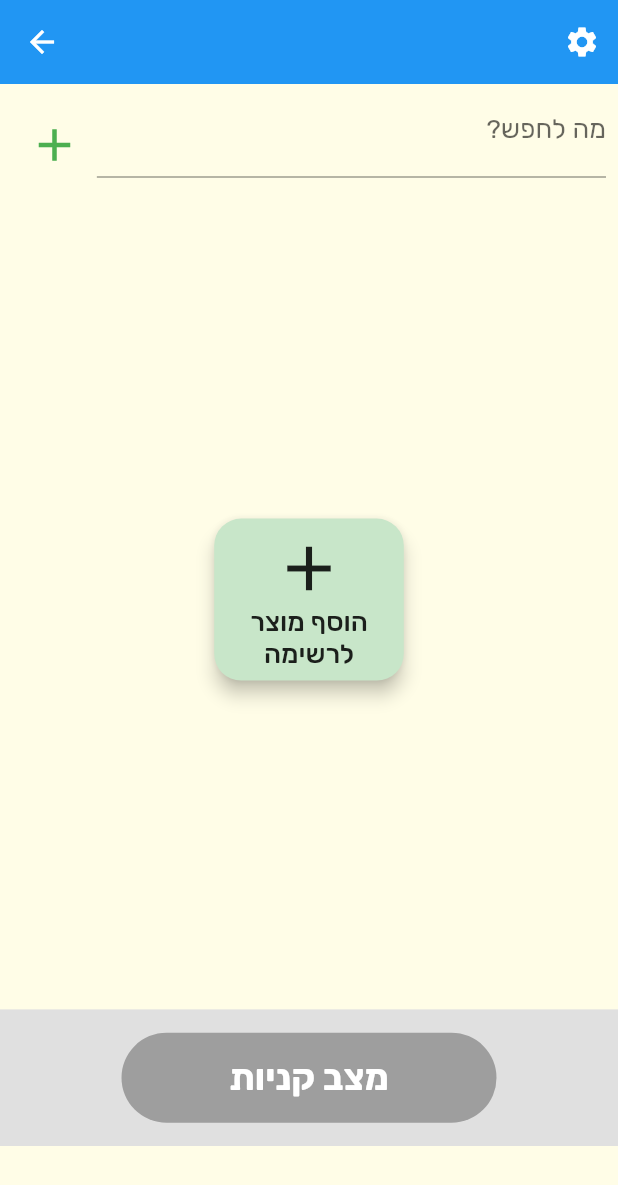
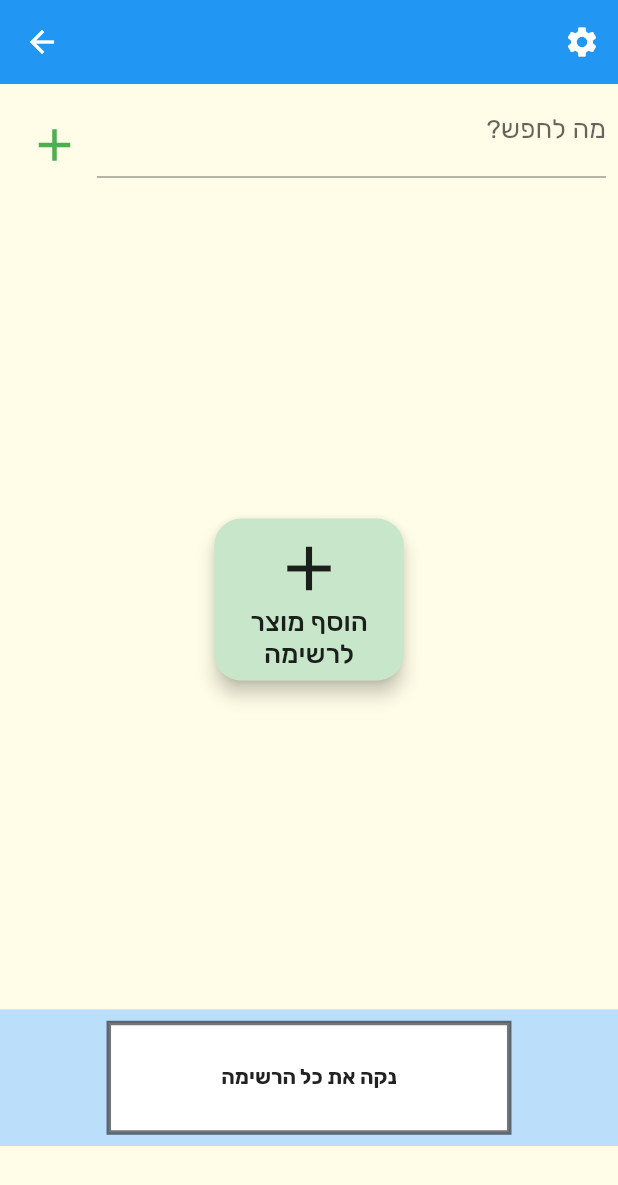
Before and after one commit to GefenHajaj/SmartList, a Flutter app: the ListPage screen opened directly with empty values, on a phone screen of 412 x 824 dp. Shown: the top 1185 px of the screen. Run offline on Flutter 3.47's test engine with Material 2 defaults, Android fonts, the phone set to English and light mode, and no system bars; missing offline and left inert: firebase_admob, social_share; accounts and stored records are empty; network calls fail.

Commit message:
finished merging super mode page with regular list page

```diff
--- a/smart_list_app/lib/list_page.dart
+++ b/smart_list_app/lib/list_page.dart
@@ -5,9 +5,8 @@ import 'package:smart_list_app/classes.dart';
 import 'dart:math';
 import 'package:smart_list_app/add_item_to_list.dart';
 import 'package:smart_list_app/change_item_properties.dart';
-import 'package:smart_list_app/super_mode_page.dart';
 import 'package:smart_list_app/list_settings_page.dart';
-
+import 'dart:async';
 
 class ListPage extends StatefulWidget {
   final User user;
@@ -32,14 +31,36 @@ class _ListPageState extends State<ListPage> {
   bool dataArrived;
   var _tapPosition;
 
+  Timer _timer;
+  int _refreshSeconds = 15;
+
   @override
   void initState() {
     super.initState();
     currentUser = widget.user;
     currentShoppingList = widget.shoppingList;
     dataArrived = widget.dataArrived;
+    _timer = new Timer.periodic(Duration(seconds: _refreshSeconds), (timer) {
+      updateList();
+    });
     if (!dataArrived)
       items = Api.getShoppingListItems(currentUser, currentShoppingList);
+  }
+
+  @override
+  void dispose() {
+    _timer?.cancel();
+    super.dispose();
+  }
+
+  /// Update data - every X seconds, query the API and get the updated list
+  void updateList() async {
+    if (dataArrived) {
+      var updatedItems = await Api.getShoppingListItems(currentUser, currentShoppingList);
+      setState(() {
+        currentShoppingList.items = updatedItems;
+      });
+    }
   }
 
   /// Save the location of press
@@ -106,16 +127,6 @@ class _ListPageState extends State<ListPage> {
     );
   }
 
-
-
-  /// Go to buying mode
-  void goToSuperMode() {
-    Navigator.of(context).push(MaterialPageRoute<Null>(
-        builder: (BuildContext context) {
-          return SuperModePage(user: currentUser, shoppingList: currentShoppingList,);
-        }));
-  }
-
   /// Go to add item page
   void goToAddItemPage() {
     Navigator.of(context).push(MaterialPageRoute<Null>(
@@ -163,6 +174,206 @@ class _ListPageState extends State<ListPage> {
   void doSearch() {
     print("Searching");
     arrangeCurrentItems(searchWord);
+  }
+
+  bool _areThereBoughtItems() {
+    for (var item in currentShoppingList.items) {
+      if (item.isBought)
+        return true;
+    }
+    return false;
+  }
+
+  /// Cancel everything! Unbuy all the items.
+  void _cancelEverything() {
+    List<ShoppingListObject> currentItems = currentShoppingList.items;
+    setState(() {
+      for (ShoppingListObject item in currentItems) {
+        if (item.isBought) {
+          item.isBought = false;
+          Api.unbuyShoppingListItem(currentUser, currentShoppingList, item);
+        }
+      }
+    });
+  }
+
+  /// Delete all the items that are bought
+  void _deleteBought() {
+    List<ShoppingListObject> temp = new List<ShoppingListObject>();
+
+    // Add all the items that are still not bought to the temp list.
+    // Delete all items that were bought.
+    for (ShoppingListObject item in currentShoppingList.items) {
+      if (item.isBought) {
+        Api.deleteShoppingListItem(currentUser, currentShoppingList, item);
+      }
+      else {
+        temp.add(item);
+      }
+    }
+    setState(() {
+      // Assign the new updated list to the old one
+      currentShoppingList.items = temp;
+    });
+  }
+
+  /// Wipe the entire list - delete all the items.
+  void deleteEverything() {
+    // Delete all the items from the shopping list
+    if (currentShoppingList.items != null && currentShoppingList.items.isNotEmpty) {
+      Api.wipeShoppingList(currentUser, currentShoppingList);
+      setState(() {
+        currentShoppingList.items = new List<ShoppingListObject>();
+      });
+    }
+    Navigator.of(context).pop();
+  }
+
+  void _deleteEverythingAlert() {
+    if (currentShoppingList.items != null && currentShoppingList.items.isNotEmpty) {
+      showDialog(
+          context: context,
+          barrierDismissible: true,
+          builder: (_) =>
+              AlertDialog(
+                title: Text("למחוק את כל המוצרים ברשימה?",
+                  textDirection: TextDirection.rtl,
+                  style: TextStyle(
+                      fontWeight: FontWeight.bold
+                  ),
+                ),
+                content: Text(
+                  "בטוחים שאתם רוצים למחוק את כל המוצרים ברשימה?",
+                  textDirection: TextDirection.rtl,
+                ),
+                actions: [
+                  FlatButton(
+                      onPressed: Navigator
+                          .of(context)
+                          .pop,
+                      child: Text(
+                        "לא",
+                        style: TextStyle(
+                          color: Colors.black,
+                          // fontWeight: FontWeight.bold
+                        ),
+                      )
+                  ),
+                  FlatButton(
+                      onPressed: deleteEverything,
+                      child: Text(
+                        "כן",
+                        style: TextStyle(
+                          color: Colors.black,
+                          // fontWeight: FontWeight.bold
+                        ),
+                      )
+                  ),
+                ],
+              )
+      );
+    }
+  }
+
+  /// Get the buttons that will appear at the bottom of the screen.
+  /// If there are no bought items, the button will just say "wipe list".
+  /// If there are bought items, there will also be a button that says "wipe
+  /// bought items"
+  Widget _getBottomButtons() {
+    bool areThereBoughtItems = _areThereBoughtItems();
+    List<StatelessWidget> _buttons = <StatelessWidget>[
+      Container(color: Colors.grey),
+      Container(
+        padding: EdgeInsets.symmetric(vertical: 9.0, horizontal: 0.0),
+        child: FlatButton(
+          color: Colors.white,
+          padding: EdgeInsets.symmetric(vertical: 9.0, horizontal: areThereBoughtItems ? 0.0 : 75.0),
+          onPressed: _deleteEverythingAlert,
+          child: Text(areThereBoughtItems ? "נקה את\nכל הרשימה" : "נקה את כל הרשימה",
+            textDirection: TextDirection.rtl,
+            textAlign: TextAlign.center,
+            style: TextStyle(
+                fontWeight: FontWeight.bold
+            ),
+          ),
+          shape: ContinuousRectangleBorder(side: BorderSide(
+              color: Colors.black54,
+              width: 3,
+              style: BorderStyle.solid
+          )),
+        ),
+      ),
+      Container(color: Colors.grey),
+    ];
+
+    if (_areThereBoughtItems()) {
+      _buttons = <StatelessWidget>[
+        Container(color: Colors.green),
+        Container(
+          padding: EdgeInsets.symmetric(vertical: 9.0, horizontal: 0.0),
+          child: FlatButton(
+            color: Colors.white,
+            padding: EdgeInsets.symmetric(vertical: 9.0, horizontal: 10.0),
+            onPressed: _cancelEverything,
+            child: Text("בטל סימוני נקנה",
+              textDirection: TextDirection.rtl,
+              textAlign: TextAlign.center,
+              style: TextStyle(
+                  fontWeight: FontWeight.bold
+              ),
+            ),
+            shape: ContinuousRectangleBorder(side: BorderSide(
+                color: Colors.black54,
+                width: 3,
+                style: BorderStyle.solid
+            )),
+          ),
+        ),
+        Container(color: Colors.blue),
+        Container(
+          padding: EdgeInsets.symmetric(vertical: 9.0, horizontal: 0.0),
+          child: FlatButton(
+            color: Colors.white,
+            padding: EdgeInsets.symmetric(vertical: 9.0, horizontal: 10.0),
+            onPressed: _deleteBought,
+            child: Text("מחק מוצרים שנקנו",
+              textDirection: TextDirection.rtl,
+              textAlign: TextAlign.center,
+              style: TextStyle(
+                  fontWeight: FontWeight.bold
+              ),
+            ),
+            shape: ContinuousRectangleBorder(side: BorderSide(
+                color: Colors.black54,
+                width: 3,
+                style: BorderStyle.solid
+            )),
+          ),
+        ),
+      ] + _buttons;
+    }
+
+    return Row(
+      mainAxisAlignment: MainAxisAlignment.spaceEvenly,
+      crossAxisAlignment: CrossAxisAlignment.stretch,
+      textDirection: TextDirection.rtl,
+      children: _buttons
+    );
+  }
+
+  void _buyOrUnbuyItem(ShoppingListObject item) {
+    if (item.isBought) {
+      Api.unbuyShoppingListItem(currentUser, currentShoppingList, item);
+      setState(() {
+        item.isBought = false;
+      });
+    }
+    else {
+      Api.buyShoppingListItem(currentUser, currentShoppingList, item);
+      setState(() {
+        item.isBought = true;
+      });
+    }
   }
 
   Widget _getAddFirstItemButton() {
@@ -214,7 +425,7 @@ class _ListPageState extends State<ListPage> {
               showPopUpMenu(item, overlay);
           },
           onTap: () {
-            // buyOrUnbuyItem(_currentItems[index]);
+            _buyOrUnbuyItem(item);
           },
           leading: CircleAvatar(
             child: Text(currentUserList.name[0]),
@@ -389,37 +600,9 @@ class _ListPageState extends State<ListPage> {
               ),
             ),
             Expanded(flex:6,child: Container(child: getItemsList())),
-            Expanded(flex:1,child: Container(height: MediaQuery.of(context).size.height, color: Colors.grey[300],
-              child: Center(
-                child: Padding(
-                  padding: const EdgeInsets.all(8.0),
-                  child: Material(
-                    // elevation: 10.0,
-                      borderRadius: BorderRadius.circular(50.0),
-                      color: Colors.transparent,
-                      child: Container(
-                        height: 60.0,
-                        width: 250.0,
-                        decoration: BoxDecoration(
-                            color: Colors.grey,
-                            borderRadius: BorderRadius.circular(50.0)
-                        ),
-                        child: InkWell(
-                          borderRadius: BorderRadius.circular(50.0),
-                          onTap: goToSuperMode,
-                          child: Center(
-                            child: Text("מצב קניות",
-                              style: TextStyle(
-                                  color: Colors.white,
-                                  fontSize: 24.0
-                              ),
-                            ),
-                          ),
-                        ),
-                      )
-                  ),
-                ),
-              ),)),
+            Expanded(flex:1,child: Container(height: MediaQuery.of(context).size.height, color: Colors.blue[100],
+              child: _getBottomButtons(),
+            )),
             SizedBox(height: 60,)
           ],
         )
```
Also changed, not shown: smart_list_app/lib/super_mode_page.dart (deleted, +0 -367 lines).
